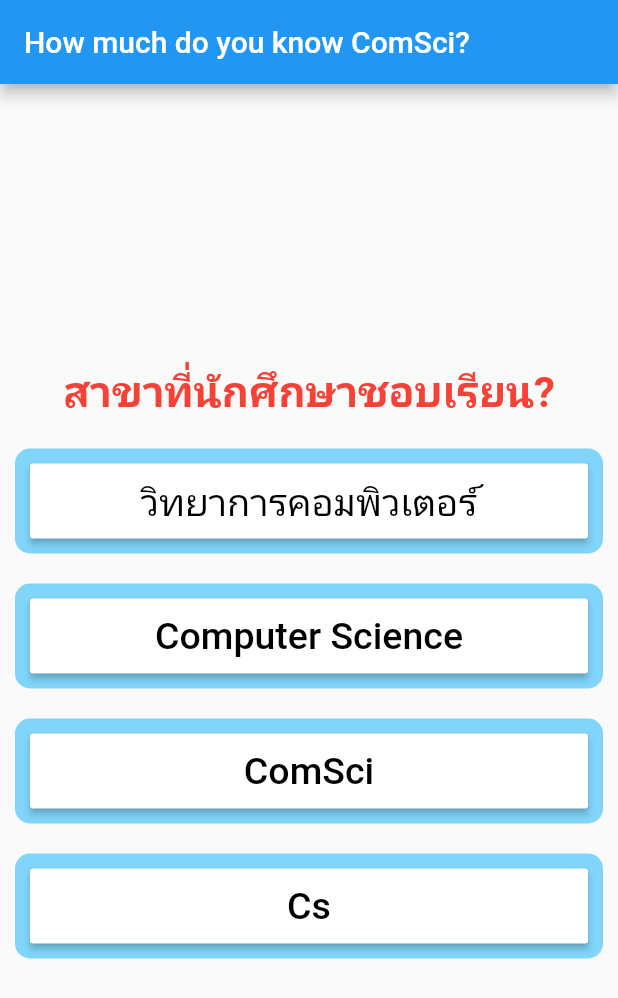
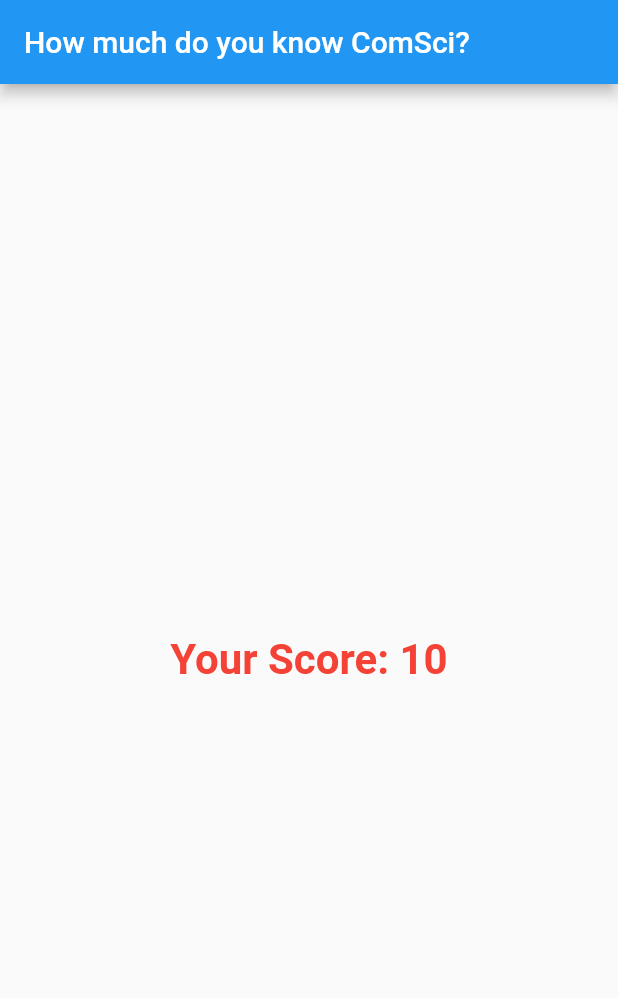
Before and after one commit to DuangruthaiAnuto/Flutter_lab04, a Flutter app: the screen it shows after launch, after a tap on "วิทยาการคอมพิวเตอร์", after a tap on "C++", after a tap on "โครงสร้างข้อมูล", on a phone screen of 412 x 824 dp. Shown: the top 998 px of the screen. Run offline on Flutter 3.47's test engine with Material 2 defaults, Android fonts, the phone set to English and light mode, and no system bars.

Commit message:
Show Score

```diff
--- a/lib/answer.dart
+++ b/lib/answer.dart
@@ -2,10 +2,9 @@ import 'package:flutter/material.dart';
 
 class Answer extends StatelessWidget {
   final Function selectHandler;
-  final List<String> choices;
-  final int choiceIndex;
+  final String currentChoice;
 
-  Answer(this.selectHandler, this.choices, this.choiceIndex);
+  Answer(this.selectHandler, this.currentChoice);
 
   @override
   Widget build(BuildContext context) {
@@ -24,7 +23,7 @@ class Answer extends StatelessWidget {
         color: Colors.white,
         textColor: Colors.black,
         child: Text(
-          choices[choiceIndex],
+          currentChoice,
           style: TextStyle(fontSize: 25),
           textAlign: TextAlign.center,
         ),
--- /dev/null
+++ b/lib/csquiz.dart
@@ -0,0 +1,51 @@
+import 'package:flutter/material.dart';
+import 'question.dart';
+import 'answer.dart';
+
+class CsQuiz extends StatelessWidget {
+  final List<Map> _questions;
+  final int _questionIndex;
+  final Function _selectHandler;
+
+  CsQuiz(this._questions, this._questionIndex, this._selectHandler);
+
+  @override
+  Widget build(BuildContext context) {
+    return Column(
+      mainAxisAlignment: MainAxisAlignment.center,
+      children: <Widget>[
+        Question(_questions[_questionIndex]['questionText']),
+        ...(_questions[_questionIndex]['choices'] as List<String>).map((ch) {
+          return Answer(() {
+            int choiceIndex =
+                (_questions[_questionIndex]['choices'] as List<String>)
+                    .indexOf(ch);
+            int currentScore = (_questions[_questionIndex]['scores']
+                as List<int>)[choiceIndex];
+
+            _selectHandler(currentScore);
+          }, ch);
+        }).toList(),
+      ],
+    );
+  }
+}
+
+/*
+Answer(() {
+          _selectHandler(
+              (_questions[_questionIndex]['scores'] as List<int>)[0]);
+        }, (_questions[_questionIndex]['choices'] as List<String>)[0]),
+        Answer(() {
+          _selectHandler(
+              (_questions[_questionIndex]['scores'] as List<int>)[1]);
+        }, (_questions[_questionIndex]['choices'] as List<String>)[1]),
+        Answer(() {
+          _selectHandler(
+              (_questions[_questionIndex]['scores'] as List<int>)[2]);
+        }, (_questions[_questionIndex]['choices'] as List<String>)[2]),
+        Answer(() {
+          _selectHandler(
+              (_questions[_questionIndex]['scores'] as List<int>)[3]);
+        }, (_questions[_questionIndex]['choices'] as List<String>)[3]),
+*/
--- a/lib/main.dart
+++ b/lib/main.dart
@@ -1,6 +1,6 @@
 import 'package:flutter/material.dart';
-import 'question.dart';
-import 'answer.dart';
+import 'package:flutter_04/csquiz.dart';
+import 'csquiz.dart';
 
 void main() {
   runApp(MyApp());
@@ -49,13 +49,16 @@ class _ComSciQuizState extends State<ComSciQuiz> {
     },
   ];
 
-  void _answerQuestion() {
+  void _answerQuestion(int score) {
     setState(() {
       questionIndex = questionIndex + 1;
-      if (questionIndex >= _questions.length) {
-        questionIndex = 0;
-      }
-      print("Question : ");
+      totalScore = totalScore + score;
+      //if (questionIndex >= _questions.length) {
+      // questionIndex = 0;
+      //totalScore = 0;
+      //}
+      print("Question : $questionIndex");
+      print("Total Score : $totalScore");
     });
   }
 
@@ -66,16 +69,16 @@ class _ComSciQuizState extends State<ComSciQuiz> {
         title: Text(widget.title),
       ),
       body: Center(
-        child: Column(
-          mainAxisAlignment: MainAxisAlignment.center,
-          children: <Widget>[
-            Question(_questions[questionIndex]['questionText']),
-            Answer(_answerQuestion, _questions[questionIndex]['choices'], 0),
-            Answer(_answerQuestion, _questions[questionIndex]['choices'], 1),
-            Answer(_answerQuestion, _questions[questionIndex]['choices'], 2),
-            Answer(_answerQuestion, _questions[questionIndex]['choices'], 3),
-          ],
-        ),
+        child: (questionIndex < _questions.length)
+            ? CsQuiz(_questions, questionIndex, _answerQuestion)
+            : Text(
+                "Your Score: $totalScore",
+                style: TextStyle(
+                  fontSize: 28,
+                  fontWeight: FontWeight.bold,
+                  color: Colors.red,
+                ),
+              ),
       ),
     );
   }
```
